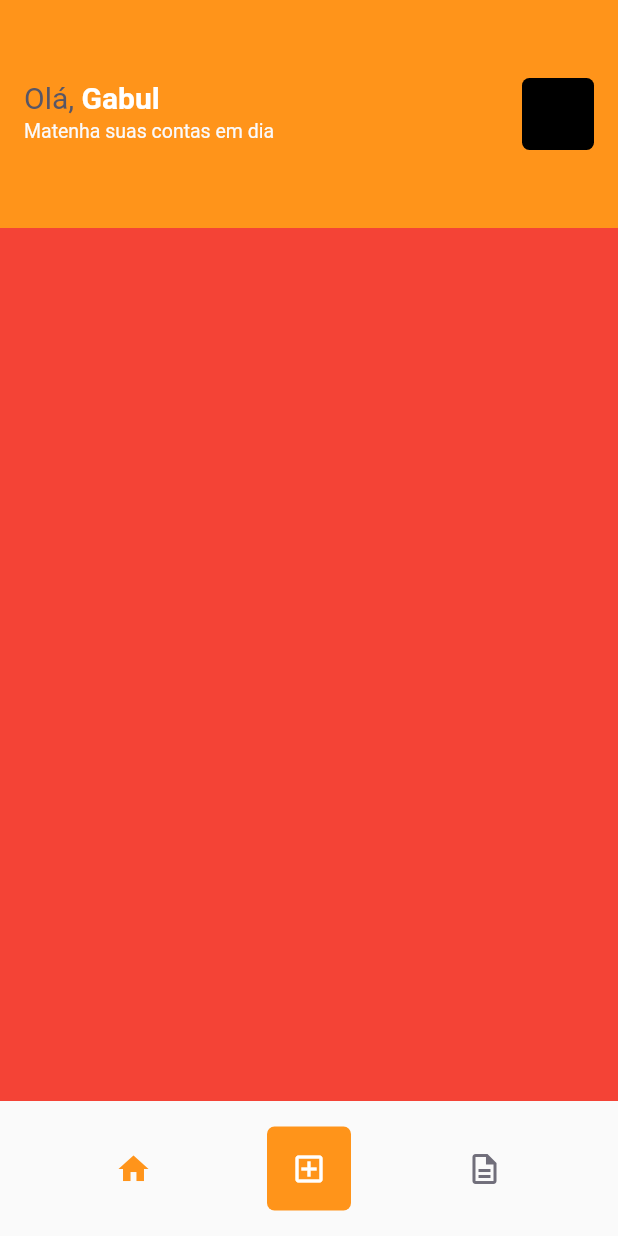
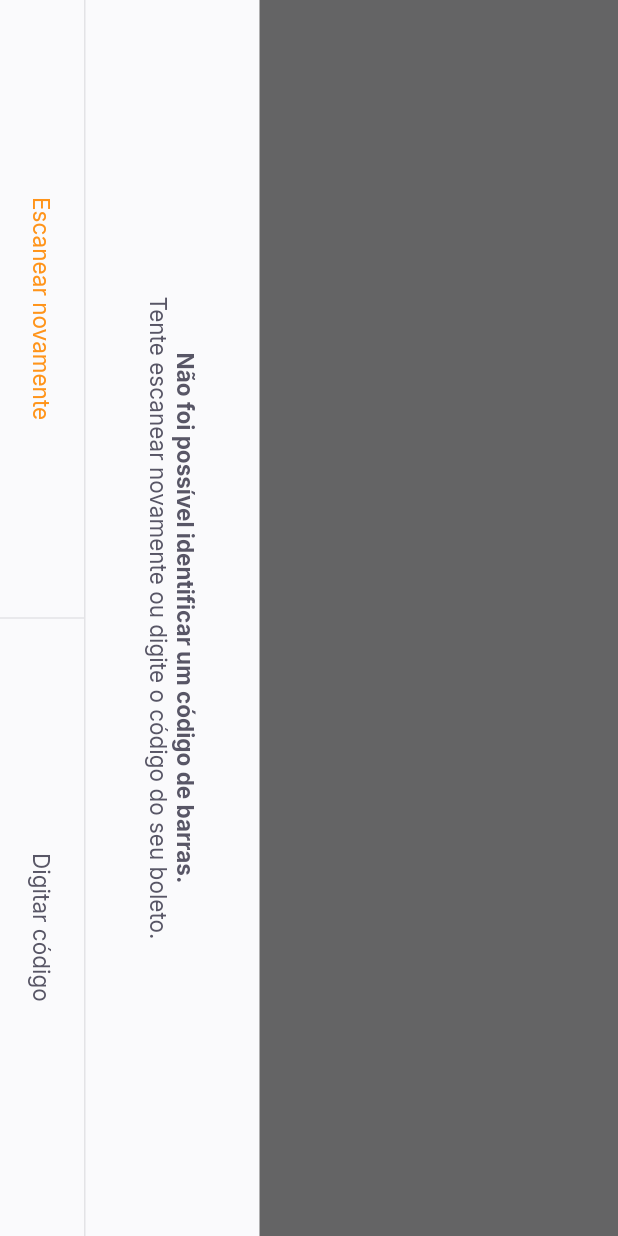
Before and after one commit to manfriny/payflow, a Flutter app: the HomePage screen opened by its route, after a tap on the "add box" icon, on a phone screen of 412 x 824 dp. Run offline on Flutter 3.47's test engine with Material 2 defaults, Android fonts, the phone set to English and light mode, and no system bars; our stand-ins replace firebase_core, google_fonts, google_sign_in, shared_preferences; accounts and stored records are empty.

Commit message:
20210815 aula04 005645

```diff
--- a/lib/app_widget.dart
+++ b/lib/app_widget.dart
@@ -1,20 +1,31 @@
 import 'package:flutter/material.dart';
+import 'package:flutter/services.dart';
+import 'package:payflow/modules/barcode_scanner/barcode_scanner_page.dart';
 import 'package:payflow/modules/home/home_page.dart';
 import 'package:payflow/modules/splash/splash_page.dart';
 import './modules/login/login_page.dart';
-import './shared/themes/app_colors.dart';
 
 class AppWidget extends StatelessWidget {
+  AppWidget() {
+    SystemChrome.setPreferredOrientations([
+      DeviceOrientation.portraitDown,
+      DeviceOrientation.portraitUp,
+    ]);
+  }
+
   @override
   Widget build(BuildContext context) {
     return MaterialApp(
       title: 'Pay Flow',
-      theme: ThemeData(primaryColor: AppColors.primary),
+      theme: ThemeData(
+        primarySwatch: Colors.orange,
+      ),
       initialRoute: "/splash",
       routes: {
         "/splash": (context) => SplashPage(),
         "/home": (context) => HomePage(),
         "/login": (context) => LoginPage(),
+        "/barcode_scanner": (context) => BarcodeScannerPage(),
       },
     );
   }
--- /dev/null
+++ b/lib/modules/barcode_scanner/barcode_scanner_page.dart
@@ -0,0 +1,76 @@
+import 'package:flutter/material.dart';
+import 'package:payflow/shared/themes/app_colors.dart';
+import 'package:payflow/shared/themes/app_text_styles.dart';
+import 'package:payflow/shared/widgets/bottom_sheet/bottom_sheet_widget.dart';
+import 'package:payflow/shared/widgets/set_label_buttons/set_label_buttons.dart';
+
+class BarcodeScannerPage extends StatefulWidget {
+  const BarcodeScannerPage({Key? key}) : super(key: key);
+
+  @override
+  _BarcodeScannerPageState createState() => _BarcodeScannerPageState();
+}
+
+class _BarcodeScannerPageState extends State<BarcodeScannerPage> {
+  @override
+  Widget build(BuildContext context) {
+    return BottomSheetWidget(
+      title: 'Não foi possível identificar um código de barras.',
+      subtitle: 'Tente escanear novamente ou digite o código do seu boleto.',
+      primaryLabel: 'Escanear novamente',
+      primaryOnPressed: () {},
+      secondaryLabel: 'Digitar código',
+      secondaryOnPressed: () {},
+    );
+    return SafeArea(
+      top: true,
+      right: true,
+      bottom: true,
+      left: true,
+      child: RotatedBox(
+        quarterTurns: 1,
+        child: Scaffold(
+          appBar: AppBar(
+            backgroundColor: Colors.black,
+            title: Text(
+              'Escaneie o Código de Barras do Boleto',
+              style: TextStyles.buttonBackground,
+            ),
+            centerTitle: true,
+            leading: BackButton(
+              color: AppColors.background,
+            ),
+          ),
+          body: Column(
+            children: [
+              Expanded(
+                child: Container(
+                  color: Colors.black,
+                ),
+              ),
+
+              //Area da leitura do Codigo de Barras
+              Expanded(
+                flex: 2,
+                child: Container(
+                  color: Colors.transparent,
+                ),
+              ),
+              Expanded(
+                child: Container(
+                  color: Colors.black.withOpacity(0.6),
+                ),
+              ),
+            ],
+          ),
+          bottomNavigationBar: SetLabelButtons(
+            primaryLabel: 'Inserir Código do Boleto',
+            primaryOnPressed: () {},
+            secondaryLabel: 'Adicionar da Galeria',
+            secondaryOnPressed: () {},
+          ),
+        ),
+      ),
+    );
+  }
+}
--- a/lib/modules/home/home_page.dart
+++ b/lib/modules/home/home_page.dart
@@ -80,7 +80,7 @@ class _HomePageState extends State<HomePage> {
             //Botao do Meio
             GestureDetector(
               onTap: () {
-                print("Clicou");
+                Navigator.pushNamed(context, "/barcode_scanner");
               },
               child: Container(
                 width: 56,
--- /dev/null
+++ b/lib/shared/widgets/bottom_sheet/bottom_sheet_widget.dart
@@ -0,0 +1,79 @@
+import 'package:flutter/material.dart';
+
+import 'package:payflow/shared/themes/app_colors.dart';
+import 'package:payflow/shared/themes/app_text_styles.dart';
+import 'package:payflow/shared/widgets/set_label_buttons/set_label_buttons.dart';
+
+class BottomSheetWidget extends StatelessWidget {
+  final String primaryLabel;
+  final VoidCallback primaryOnPressed;
+  final String secondaryLabel;
+  final VoidCallback secondaryOnPressed;
+  final String title;
+  final String subtitle;
+
+  const BottomSheetWidget({
+    Key? key,
+    required this.primaryLabel,
+    required this.primaryOnPressed,
+    required this.secondaryLabel,
+    required this.secondaryOnPressed,
+    required this.title,
+    required this.subtitle,
+  }) : super(key: key);
+
+  @override
+  Widget build(BuildContext context) {
+    return SafeArea(
+      child: RotatedBox(
+        quarterTurns: 1,
+        child: Material(
+          child: Container(
+            color: AppColors.shape,
+            child: Column(
+              children: [
+                Expanded(
+                  child: Container(
+                    color: Colors.black.withOpacity(0.6),
+                  ),
+                ),
+                Column(
+                  children: [
+                    Padding(
+                      padding: const EdgeInsets.all(40),
+                      child: Text.rich(
+                        TextSpan(
+                          text: title,
+                          style: TextStyles.buttonBoldHeading,
+                          children: [
+                            TextSpan(
+                              text: "\n$subtitle",
+                              style: TextStyles.buttonHeading,
+                            ),
+                          ],
+                        ),
+                        textAlign: TextAlign.center,
+                      ),
+                    ),
+                    Container(
+                      height: 1,
+                      color: AppColors.stroke,
+                    ),
+                    SetLabelButtons(
+                      enablePrimaryColor: true,
+                      primaryLabel: primaryLabel,
+                      primaryOnPressed: primaryOnPressed,
+                      secondaryLabel: secondaryLabel,
+                      secondaryOnPressed: secondaryOnPressed,
+                    ),
+                    SizedBox(),
+                  ],
+                ),
+              ],
+            ),
+          ),
+        ),
+      ),
+    );
+  }
+}
--- /dev/null
+++ b/lib/shared/widgets/divider_vertical/divider_vertical_widget.dart
@@ -0,0 +1,15 @@
+import 'package:flutter/material.dart';
+import 'package:payflow/shared/themes/app_colors.dart';
+
+class DividerVerticalWidget extends StatelessWidget {
+  const DividerVerticalWidget({Key? key}) : super(key: key);
+
+  @override
+  Widget build(BuildContext context) {
+    return Container(
+      width: 1,
+      height: double.maxFinite,
+      color: AppColors.stroke,
+    );
+  }
+}
--- /dev/null
+++ b/lib/shared/widgets/label_button/label_button.dart
@@ -0,0 +1,30 @@
+import 'package:flutter/material.dart';
+
+import 'package:payflow/shared/themes/app_text_styles.dart';
+
+class LabelButton extends StatelessWidget {
+  final String label;
+  final VoidCallback onPressed;
+  final TextStyle? style;
+
+  const LabelButton({
+    Key? key,
+    required this.label,
+    required this.onPressed,
+    this.style,
+  }) : super(key: key);
+
+  @override
+  Widget build(BuildContext context) {
+    return Container(
+      height: 56,
+      child: TextButton(
+        onPressed: onPressed,
+        child: Text(
+          label,
+          style: style ?? TextStyles.buttonHeading,
+        ),
+      ),
+    );
+  }
+}
--- /dev/null
+++ b/lib/shared/widgets/set_label_buttons/set_label_buttons.dart
@@ -0,0 +1,47 @@
+import 'package:flutter/material.dart';
+import 'package:payflow/shared/themes/app_text_styles.dart';
+
+import 'package:payflow/shared/widgets/divider_vertical/divider_vertical_widget.dart';
+import 'package:payflow/shared/widgets/label_button/label_button.dart';
+
+class SetLabelButtons extends StatelessWidget {
+  final String primaryLabel;
+  final VoidCallback primaryOnPressed;
+  final String secondaryLabel;
+  final VoidCallback secondaryOnPressed;
+  final bool enablePrimaryColor;
+
+  const SetLabelButtons({
+    Key? key,
+    required this.primaryLabel,
+    required this.primaryOnPressed,
+    required this.secondaryLabel,
+    required this.secondaryOnPressed,
+    this.enablePrimaryColor = false,
+  }) : super(key: key);
+
+  @override
+  Widget build(BuildContext context) {
+    return Container(
+      height: 56,
+      child: Row(
+        children: [
+          Expanded(
+            child: LabelButton(
+              label: primaryLabel,
+              onPressed: primaryOnPressed,
+              style: enablePrimaryColor ? TextStyles.buttonPrimary : null,
+            ),
+          ),
+          DividerVerticalWidget(),
+          Expanded(
+            child: LabelButton(
+              label: secondaryLabel,
+              onPressed: secondaryOnPressed,
+            ),
+          ),
+        ],
+      ),
+    );
+  }
+}
--- a/pubspec.yaml
+++ b/pubspec.yaml
@@ -32,6 +32,9 @@ dependencies:
   firebase_core: ^1.4.0
   google_sign_in: ^5.0.7
   shared_preferences: ^2.0.6
+  google_ml_kit: ^0.7.0
+  camera: ^0.8.1+7
+  image_picker: ^0.8.3+2
 
 dev_dependencies:
   flutter_test:
```
Also changed, not shown: pubspec.lock.
